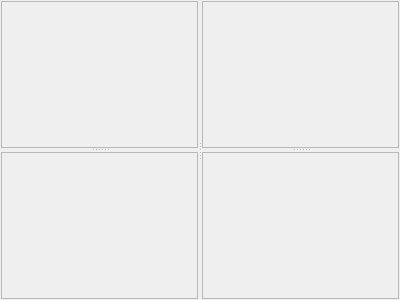
Old version of the form lib/gui/lib/WorkSpace/WorkSpace.ui in the repository F8LEFT/ART.
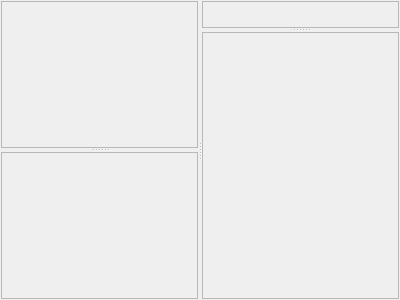
New version of the form.

The edit to the form file:
```diff
--- a/lib/gui/lib/WorkSpace/WorkSpace.ui
+++ b/lib/gui/lib/WorkSpace/WorkSpace.ui
@@ -65,7 +65,23 @@
        <property name="frameShadow">
         <enum>QFrame::Raised</enum>
        </property>
-       <layout class="QGridLayout" name="gridLayout_2"/>
+       <layout class="QGridLayout" name="gridLayout_2">
+        <property name="leftMargin">
+         <number>0</number>
+        </property>
+        <property name="topMargin">
+         <number>0</number>
+        </property>
+        <property name="rightMargin">
+         <number>0</number>
+        </property>
+        <property name="bottomMargin">
+         <number>0</number>
+        </property>
+        <item row="0" column="0">
+         <layout class="QGridLayout" name="mRightTopFrameLayout"/>
+        </item>
+       </layout>
       </widget>
       <widget class="QFrame" name="mRightBotFrame">
        <property name="frameShape">
```
